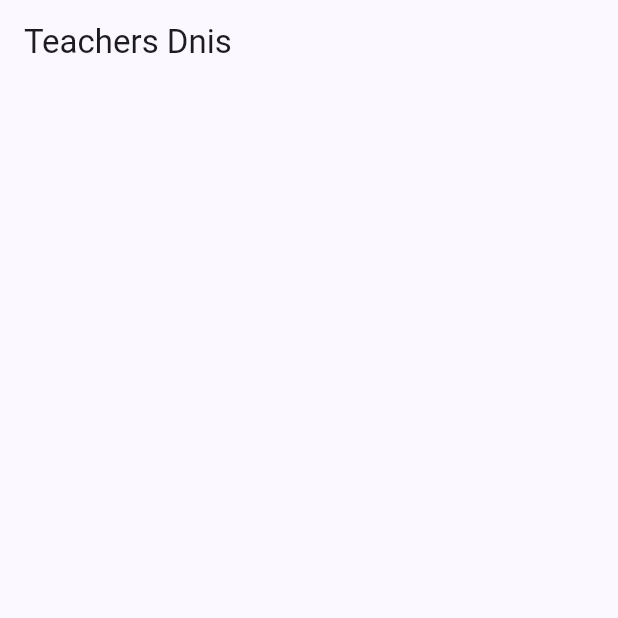
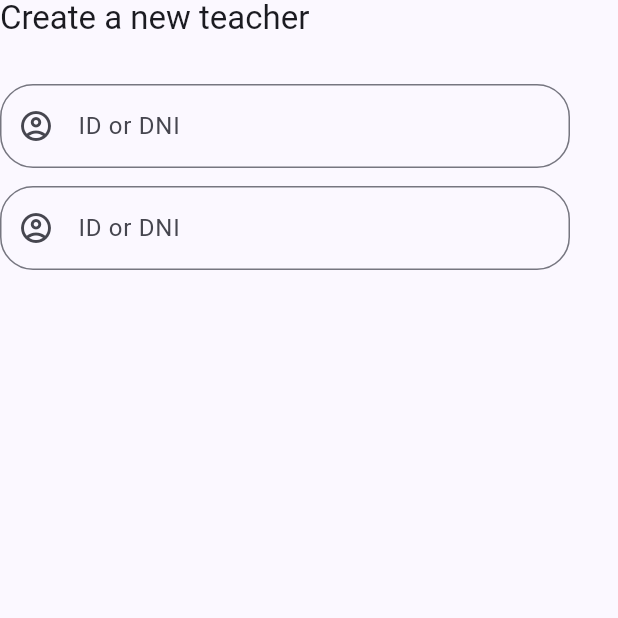
Before and after one commit to SofiaGracia/Streams_in_floor, a Flutter app: the screen it shows after launch, on a phone screen of 412 x 824 dp, the top half of it. Run offline on Flutter 3.47's test engine with Material 3 defaults, Android fonts, the phone set to English and light mode, and no system bars; our stand-ins replace floor, flutter_riverpod, sqflite; accounts and stored records are empty; generated files the repository leaves out were written again.

Commit message:
SIF-8: Created FormScreen

```diff
--- /dev/null
+++ b/lib/presentation/screens/form.dart
@@ -0,0 +1,77 @@
+import 'package:flutter/cupertino.dart';
+import 'package:flutter/material.dart';
+import 'package:flutter/src/widgets/framework.dart';
+import 'package:flutter_riverpod/flutter_riverpod.dart';
+
+class FormScreen extends ConsumerStatefulWidget {
+  //We may need a onCreate
+
+  const FormScreen({super.key});
+
+  @override
+  _FormScreenState createState() => _FormScreenState();
+}
+
+class _FormScreenState extends ConsumerState<FormScreen> {
+  final _formKey = GlobalKey<FormState>();
+
+  late TextEditingController dniController;
+  late TextEditingController nameController;
+
+  @override
+  void initState() {
+    super.initState();
+    dniController = TextEditingController();
+    nameController = TextEditingController();
+  }
+
+  //TODO: Write a method for saving a new teacher
+
+  Widget _buildTextField({
+    required TextEditingController controller,
+    required String label,
+    String? Function(String?)? validator,
+    required IconData icon,
+    TextCapitalization textCapitalization = TextCapitalization.none,
+  }) {
+    return TextFormField(
+      controller: controller,
+      validator: validator,
+      textCapitalization: textCapitalization,
+      decoration: InputDecoration(
+        labelText: label,
+        prefixIcon: Icon(icon),
+        border: OutlineInputBorder(borderRadius: BorderRadius.circular(22)),
+      ),
+    );
+  }
+
+  @override
+  Widget build(BuildContext context) {
+    return Scaffold(
+      appBar: AppBar(
+        title: Text('Create a new teacher'),
+      ),
+      body: SingleChildScrollView(
+        padding: const EdgeInsets.all(16),
+        child: Form(
+            key: _formKey,
+            child: Column(
+              children: [
+                _buildTextField(
+                    controller: dniController,
+                    label: 'ID or DNI',
+                    icon: Icons.account_circle_outlined),
+                const SizedBox(height: 12),
+                _buildTextField(
+                    controller: dniController,
+                    label: 'ID or DNI',
+                    icon: Icons.account_circle_outlined),
+                const SizedBox(height: 12),
+                //Save teacher button
+              ],
+            )),
+      ),
+    );
+  }
+}
--- a/lib/presentation/screens/teacher_list.dart
+++ b/lib/presentation/screens/teacher_list.dart
@@ -1,5 +1,6 @@
 import 'package:flutter/material.dart';
 import 'package:flutter_riverpod/flutter_riverpod.dart';
+import 'package:streams_in_floor/presentation/screens/form.dart';
 
 import '../providers/teacher_repository.dart';
 
@@ -26,6 +27,7 @@ class TeacherListScreen extends ConsumerWidget {
         loading: () => const Center(child: CircularProgressIndicator()),
         error: (e, _) => Center(child: Text('Error: $e')),
       ),
+      floatingActionButton: FormScreen(),
     );
   }
 }
```
